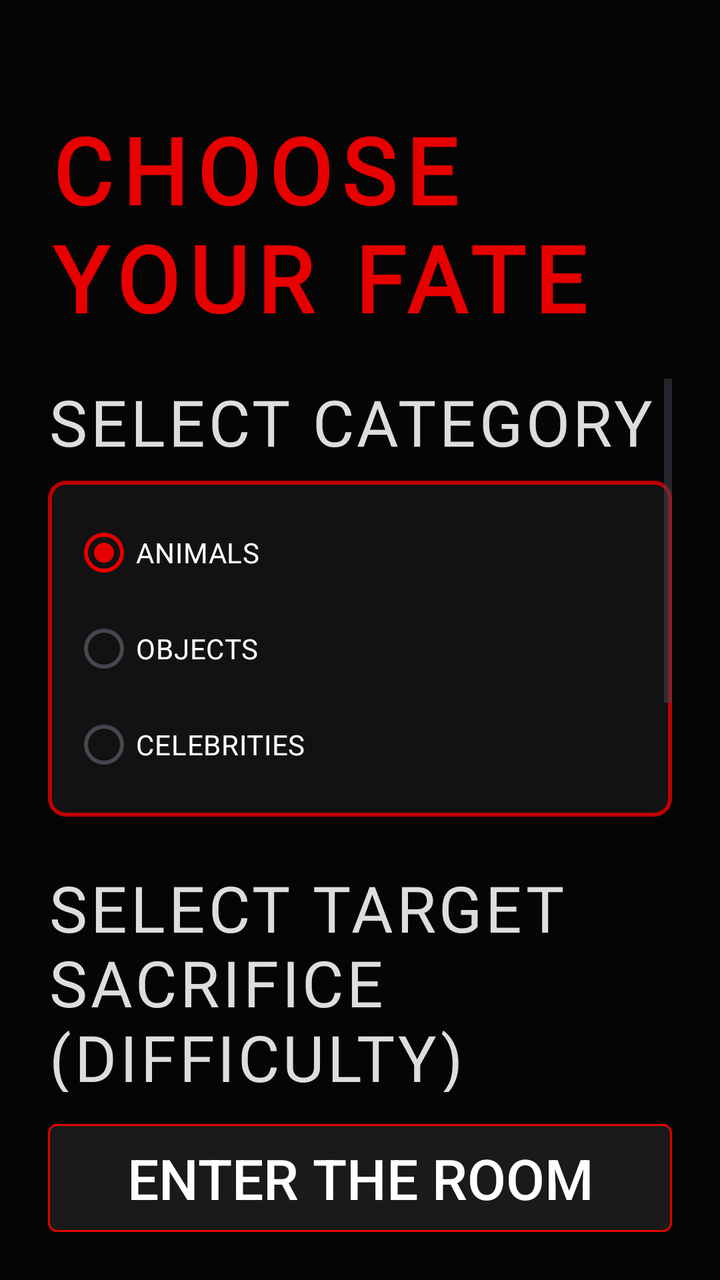
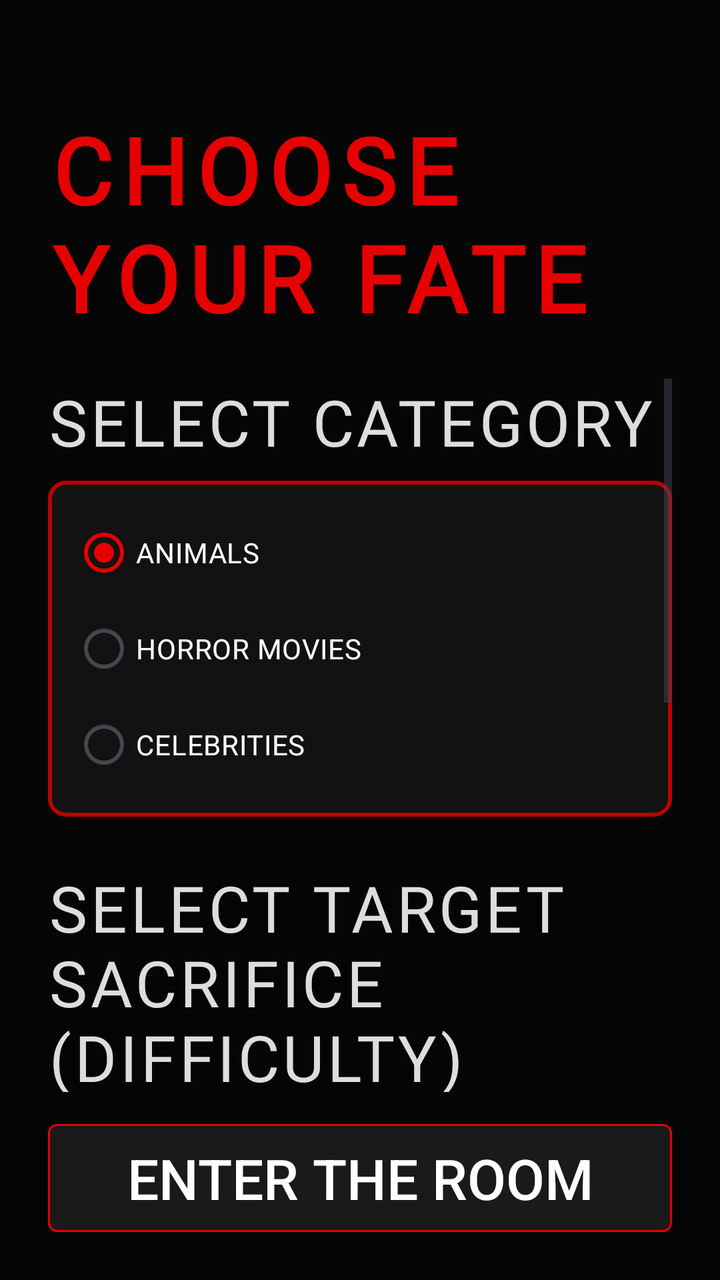

Two renders of the same Android screen: before a commit and after it. Below are the layout's source before the change and the commit's diff.
<!-- AndroidManifest.xml: application theme Theme.LastWord -->
<!-- res/layout/activity_game_setup.xml -->
<?xml version="1.0" encoding="utf-8"?>
<androidx.constraintlayout.widget.ConstraintLayout xmlns:android="http://schemas.android.com/apk/res/android"
    xmlns:app="http://schemas.android.com/apk/res-auto"
    android:layout_width="match_parent"
    android:layout_height="match_parent"
    android:background="@color/pure_dark"
    android:padding="24dp">

    <TextView
        android:id="@+id/tvSetupTitle"
        android:layout_width="wrap_content"
        android:layout_height="wrap_content"
        android:text="CHOOSE YOUR FATE"
        android:textColor="@color/horror_red"
        android:textSize="46sp"
        android:textStyle="bold"
        android:letterSpacing="0.1"
        android:layout_marginTop="30dp"
        app:layout_constraintTop_toTopOf="parent"
        app:layout_constraintStart_toStartOf="parent"
        app:layout_constraintEnd_toEndOf="parent" android:fontFamily="@font/ghastly_panic" />

    <ScrollView
        android:layout_width="match_parent"
        android:layout_height="0dp"
        android:layout_marginTop="20dp"
        android:layout_marginBottom="16dp"
        app:layout_constraintTop_toBottomOf="@id/tvSetupTitle"
        app:layout_constraintBottom_toTopOf="@+id/btnEnterRoom"
        app:layout_constraintStart_toStartOf="parent"
        app:layout_constraintEnd_toEndOf="parent">

        <LinearLayout
            android:layout_width="match_parent"
            android:layout_height="wrap_content"
            android:orientation="vertical">

            
            <TextView android:fontFamily="@font/ghastly_panic"
                android:layout_width="wrap_content"
                android:layout_height="wrap_content"
                android:text="SELECT CATEGORY"
                android:textColor="@color/pale_white"
                android:textSize="32sp"
                android:letterSpacing="0.05"
                android:layout_marginBottom="8dp"/>

            <RadioGroup
                android:id="@+id/rgCategory"
                android:layout_width="match_parent"
                android:layout_height="wrap_content"
                android:orientation="vertical"
                android:background="@drawable/bg_horror_card"
                android:padding="12dp"
                android:layout_marginBottom="24dp">

                <RadioButton
                    android:id="@+id/rbAnimals"
                    android:layout_width="match_parent"
                    android:layout_height="48dp"
                    android:text="ANIMALS"
                    android:textColor="@color/white"
                    android:buttonTint="@color/horror_red"
                    android:checked="true"/>

                <RadioButton
                    android:id="@+id/rbObjects"
                    android:layout_width="match_parent"
                    android:layout_height="48dp"
                    android:text="OBJECTS"
                    android:textColor="@color/white"
                    android:buttonTint="@color/horror_red"/>

                <RadioButton
                    android:id="@+id/rbCelebrities"
                    android:layout_width="match_parent"
                    android:layout_height="48dp"
                    android:text="CELEBRITIES"
                    android:textColor="@color/white"
                    android:buttonTint="@color/horror_red"/>
            </RadioGroup>

            
            <TextView android:fontFamily="@font/ghastly_panic"
                android:layout_width="wrap_content"
                android:layout_height="wrap_content"
                android:text="SELECT TARGET SACRIFICE (DIFFICULTY)"
                android:textColor="@color/pale_white"
                android:textSize="32sp"
                android:letterSpacing="0.05"
                android:layout_marginBottom="8dp"/>

            <RadioGroup
                android:id="@+id/rgDifficulty"
                android:layout_width="match_parent"
                android:layout_height="wrap_content"
                android:orientation="vertical"
                android:background="@drawable/bg_horror_card"
                android:padding="12dp"
                android:layout_marginBottom="24dp">

                <RadioButton
                    android:id="@+id/rbEasy"
                    android:layout_width="match_parent"
                    android:layout_height="48dp"
                    android:text="EASY - ANIMAL SACRIFICE"
                    android:textColor="@color/white"
                    android:buttonTint="@color/horror_red"
                    android:checked="true"/>

                <RadioButton
                    android:id="@+id/rbIntermediate"
                    android:layout_width="match_parent"
                    android:layout_height="48dp"
                    android:text="INTERMEDIATE - ADULT STRANGER"
                    android:textColor="@color/white"
                    android:buttonTint="@color/horror_red"/>

                <RadioButton
                    android:id="@+id/rbHard"
                    android:layout_width="match_parent"
                    android:layout_height="48dp"
                    android:text="HARD - INNOCENT CHILD (PSYCHOLOGICAL DREAD)"
                    android:textColor="@color/white"
                    android:buttonTint="@color/horror_red"/>
            </RadioGroup>

            
            <TextView android:fontFamily="@font/ghastly_panic"
                android:layout_width="wrap_content"
                android:layout_height="wrap_content"
                android:text="SELECT RITUAL MODE"
                android:textColor="@color/pale_white"
                android:textSize="32sp"
                android:letterSpacing="0.05"
                android:layout_marginBottom="8dp"/>

            <RadioGroup
                android:id="@+id/rgMode"
                android:layout_width="match_parent"
                android:layout_height="wrap_content"
                android:orientation="vertical"
                android:background="@drawable/bg_horror_card"
                android:padding="12dp"
                android:layout_marginBottom="16dp">

                <RadioButton
                    android:id="@+id/rbClassic"
                    android:layout_width="match_parent"
                    android:layout_height="48dp"
                    android:text="CLASSIC (ATTEMPTS LIMIT ONLY)"
                    android:textColor="@color/white"
                    android:buttonTint="@color/horror_red"
                    android:checked="true"/>

                <RadioButton
                    android:id="@+id/rbTimer"
                    android:layout_width="match_parent"
                    android:layout_height="48dp"
                    android:text="TIMER MODE (TICKING DEATH)"
                    android:textColor="@color/white"
                    android:buttonTint="@color/horror_red"/>
            </RadioGroup>

        </LinearLayout>
    </ScrollView>

    <androidx.appcompat.widget.AppCompatButton
        android:id="@+id/btnEnterRoom"
        android:layout_width="match_parent"
        android:layout_height="54dp"
        android:text="ENTER THE ROOM"
        android:textColor="@color/white"
        android:textSize="28sp"
        android:background="@drawable/bg_button_dark"
        app:layout_constraintBottom_toBottomOf="parent"
        app:layout_constraintStart_toStartOf="parent"
        app:layout_constraintEnd_toEndOf="parent"/>

</androidx.constraintlayout.widget.ConstraintLayout>
<!-- resources referenced by this layout -->
<resources>
  <color name="horror_red">#E60000</color>
  <color name="pale_white">#DDDDDD</color>
  <color name="pure_dark">#050505</color>
  <color name="white">#FFFFFF</color>
  <!-- drawable bg_button_dark (drawable) -->
  <?xml version="1.0" encoding="utf-8"?>
  <selector xmlns:android="http://schemas.android.com/apk/res/android">
      <item android:state_pressed="true">
          <shape>
              <solid android:color="@color/blood_red" />
              <stroke android:width="1dp" android:color="@color/horror_red" />
              <corners android:radius="4dp" />
          </shape>
      </item>
      <item android:state_enabled="false">
          <shape>
              <solid android:color="#0a0a0a" />
              <stroke android:width="1dp" android:color="#222222" />
              <corners android:radius="4dp" />
          </shape>
      </item>
      <item>
          <shape>
              <solid android:color="#1a1a1a" />
              <stroke android:width="1dp" android:color="@color/horror_red" />
              <corners android:radius="4dp" />
          </shape>
      </item>
  </selector>
  <!-- drawable bg_horror_card (drawable) -->
  <?xml version="1.0" encoding="utf-8"?>
  <shape xmlns:android="http://schemas.android.com/apk/res/android">
      <solid android:color="#121212" />
      <stroke android:width="2dp" android:color="@color/blood_red" />
      <corners android:radius="8dp" />
  </shape>
  <style name="Theme.LastWord" parent="Base.Theme.LastWord" />
  <color name="blood_red">#BB0000</color>
  <style name="Base.Theme.LastWord" parent="Theme.Material3.DayNight.NoActionBar">
          
          <item name="colorPrimary">@color/horror_red</item>
          <item name="colorOnPrimary">@color/white</item>
          <item name="colorSecondary">@color/crimson</item>
          <item name="android:windowBackground">@color/pure_dark</item>
          <item name="android:navigationBarColor">@color/black</item>
          <item name="android:statusBarColor">@color/black</item>
          
          
          <item name="android:textAppearanceSmall">@style/HorrorText.Small</item>
          <item name="android:textAppearanceMedium">@style/HorrorText.Medium</item>
          <item name="android:textAppearanceLarge">@style/HorrorText.Large</item>
      </style>
  <color name="crimson">#FF0000</color>
  <color name="black">#000000</color>
  <style name="HorrorText.Small">
          <item name="android:textSize">12sp</item>
      </style>
  <style name="HorrorText.Medium">
          <item name="android:textSize">16sp</item>
      </style>
  <style name="HorrorText.Large">
          <item name="android:textSize">22sp</item>
      </style>
</resources>

<!-- the commit's change to res/layout/activity_game_setup.xml (unified diff, before → after) -->
@@ -64,10 +64,10 @@
                     android:checked="true"/>
 
                 <RadioButton
-                    android:id="@+id/rbObjects"
+                    android:id="@+id/rbHorrorMovies"
                     android:layout_width="match_parent"
                     android:layout_height="48dp"
-                    android:text="OBJECTS"
+                    android:text="HORROR MOVIES"
                     android:textColor="@color/white"
                     android:buttonTint="@color/horror_red"/>
 
